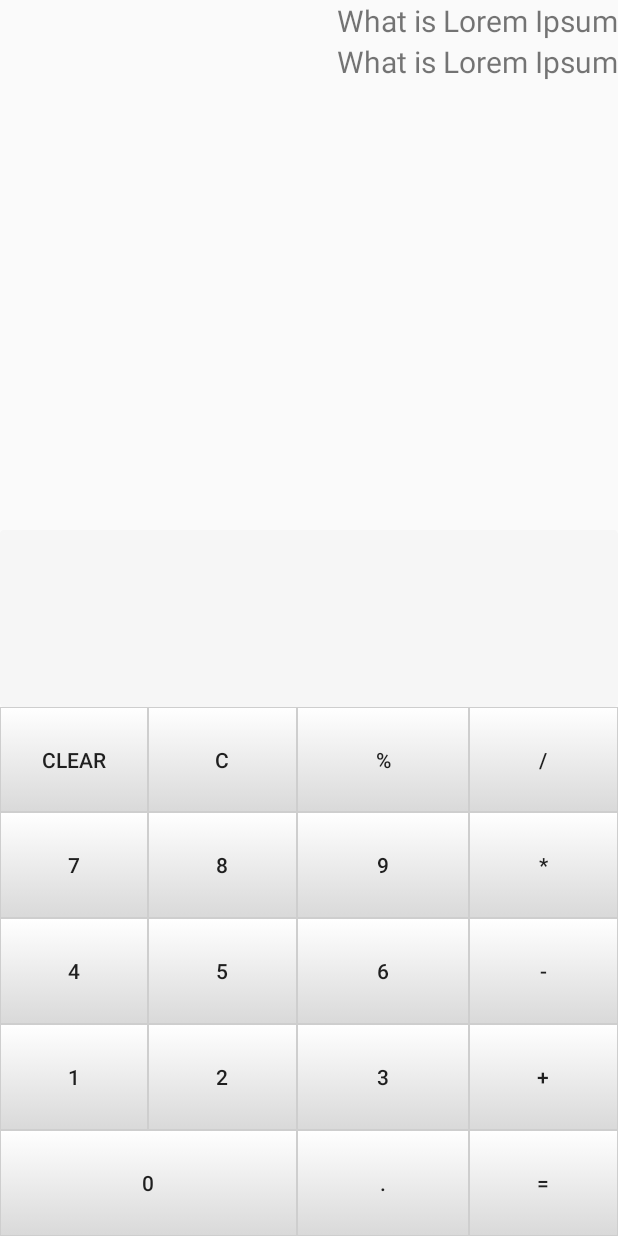
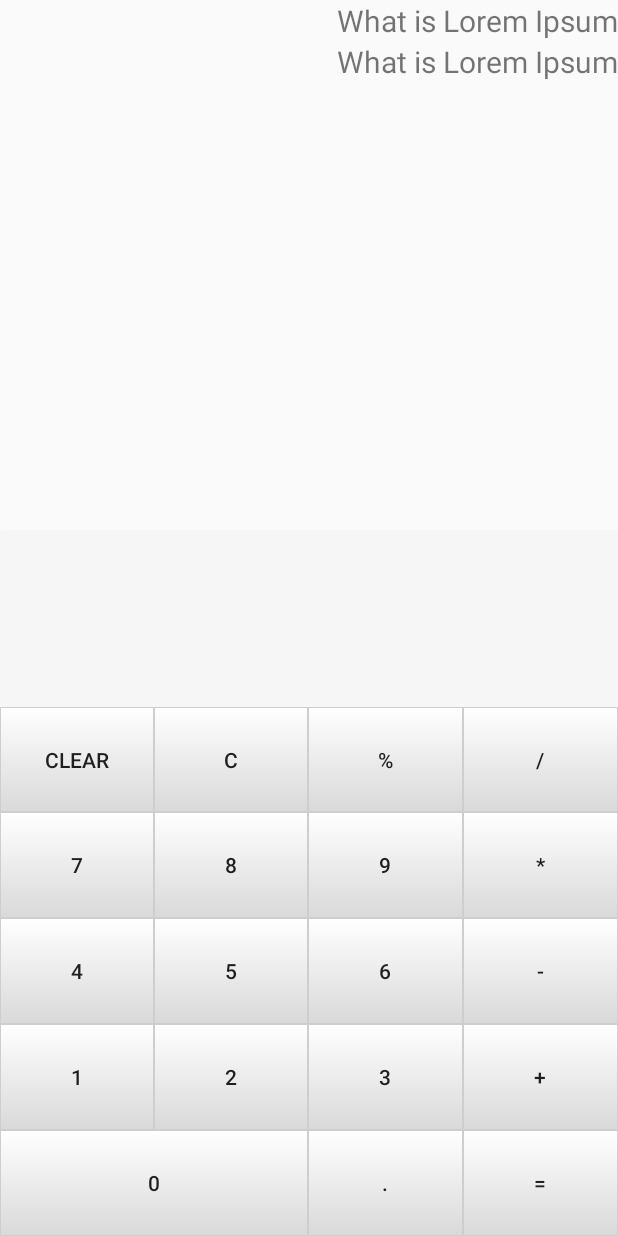
Before and after one commit to 1Fragrance/AndroidTry3, an Android app: the screen it shows after launch (MainActivity), on a phone screen of 412 x 824 dp. Run offline under Robolectric (Android 15) with nearby library versions, the phone set to English and light mode, and no system bars.

Commit message:
fix keyboard

```diff
--- a/app/src/main/res/layout/activity_main.xml
+++ b/app/src/main/res/layout/activity_main.xml
@@ -149,7 +149,6 @@
 
             <Button
                 android:id="@+id/button_six"
-                android:layout_width="104dp"
                 android:layout_height="wrap_content"
                 android:layout_rowWeight="1"
                 android:layout_columnWeight="1"
```
